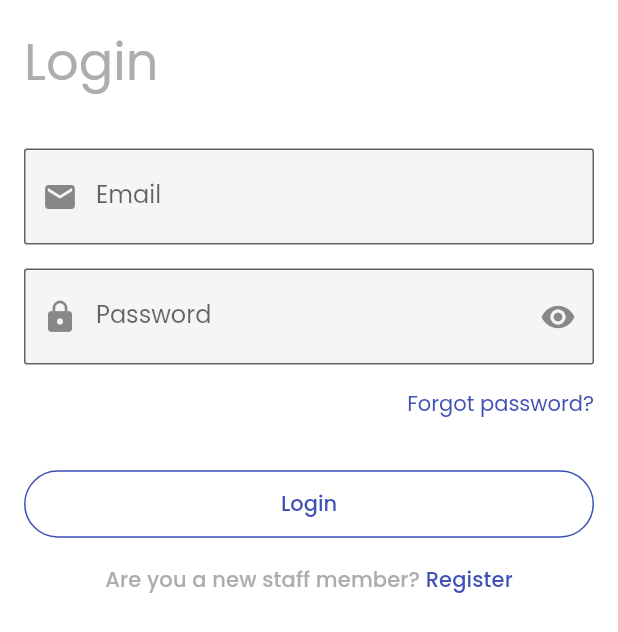
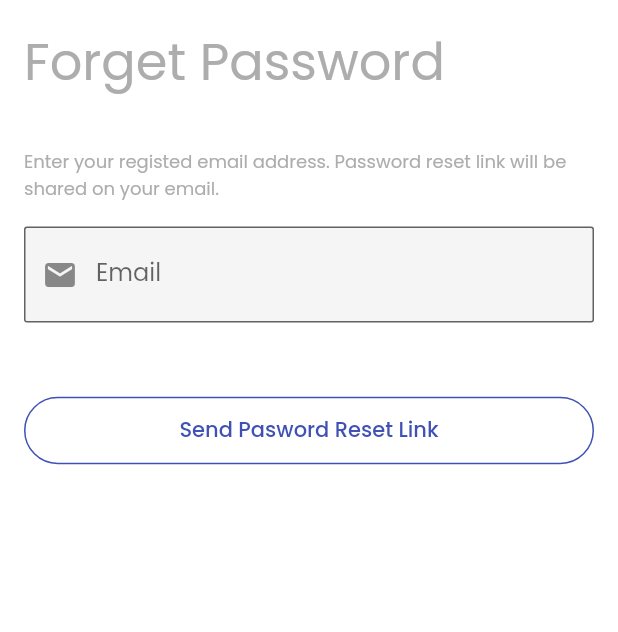
Before and after one commit to IamAKX/fastcheque, a Flutter app: the screen it shows after launch, after a tap on "Forgot password?", on a phone screen of 412 x 824 dp. Shown: the top 632 px of the screen. Run offline on Flutter 3.47's test engine with Material 2 defaults, Android fonts, the phone set to English and light mode, and no system bars; our stand-ins replace dropdown_search, google_fonts.

Commit message:
Forgot password UI added

```diff
--- /dev/null
+++ b/lib/screens/common/forget_password/forget_password.dart
@@ -0,0 +1,51 @@
+import 'package:fastcheque/utils/constants.dart';
+import 'package:fastcheque/widgets/email_textfield.dart';
+import 'package:fastcheque/widgets/heading.dart';
+import 'package:flutter/material.dart';
+
+class ForgetPassword extends StatefulWidget {
+  static const String FORGET_PASSWORD_ROUTE = '/forget_password';
+  const ForgetPassword({Key? key}) : super(key: key);
+
+  @override
+  _ForgetPasswordState createState() => _ForgetPasswordState();
+}
+
+class _ForgetPasswordState extends State<ForgetPassword> {
+  TextEditingController _emailCtrl = TextEditingController();
+
+  @override
+  Widget build(BuildContext context) {
+    return Scaffold(
+      body: SafeArea(
+        child: Column(
+          crossAxisAlignment: CrossAxisAlignment.start,
+          children: [
+            Heading(title: 'Forget Password'),
+            Expanded(
+              child: ListView(
+                padding: EdgeInsets.all(defaultPadding),
+                children: [
+                  Text(
+                    'Enter your registed email address. Password reset link will be shared on your email.',
+                    style: Theme.of(context).textTheme.caption,
+                  ),
+                  SizedBox(
+                    height: defaultPadding,
+                  ),
+                  EmailTextField(emailCtrl: _emailCtrl),
+                  SizedBox(
+                    height: defaultPadding * 2,
+                  ),
+                  OutlinedButton(
+                      onPressed: () => null,
+                      child: Text('Send Pasword Reset Link'))
+                ],
+              ),
+            ),
+          ],
+        ),
+      ),
+    );
+  }
+}
--- a/lib/screens/common/register/register_screen.dart
+++ b/lib/screens/common/register/register_screen.dart
@@ -74,7 +74,7 @@ class _RegisterState extends State<Register> {
                       'Register',
                       style: Theme.of(context)
                           .textTheme
-                          .headline6
+                          .button
                           ?.copyWith(color: Colors.white),
                     ),
                     onPressed: () => null,
--- a/lib/utils/navigator.dart
+++ b/lib/utils/navigator.dart
@@ -1,3 +1,4 @@
+import 'package:fastcheque/screens/common/forget_password/forget_password.dart';
 import 'package:fastcheque/screens/common/login/login_screen.dart';
 import 'package:fastcheque/screens/common/register/register_screen.dart';
 import 'package:flutter/material.dart';
@@ -9,6 +10,8 @@ class NavRoute {
         return MaterialPageRoute(builder: (_) => Login());
       case Register.REGISTER_ROUTE:
         return MaterialPageRoute(builder: (_) => Register());
+      case ForgetPassword.FORGET_PASSWORD_ROUTE:
+        return MaterialPageRoute(builder: (_) => ForgetPassword());
 
       default:
         return _errorRoute();
```
